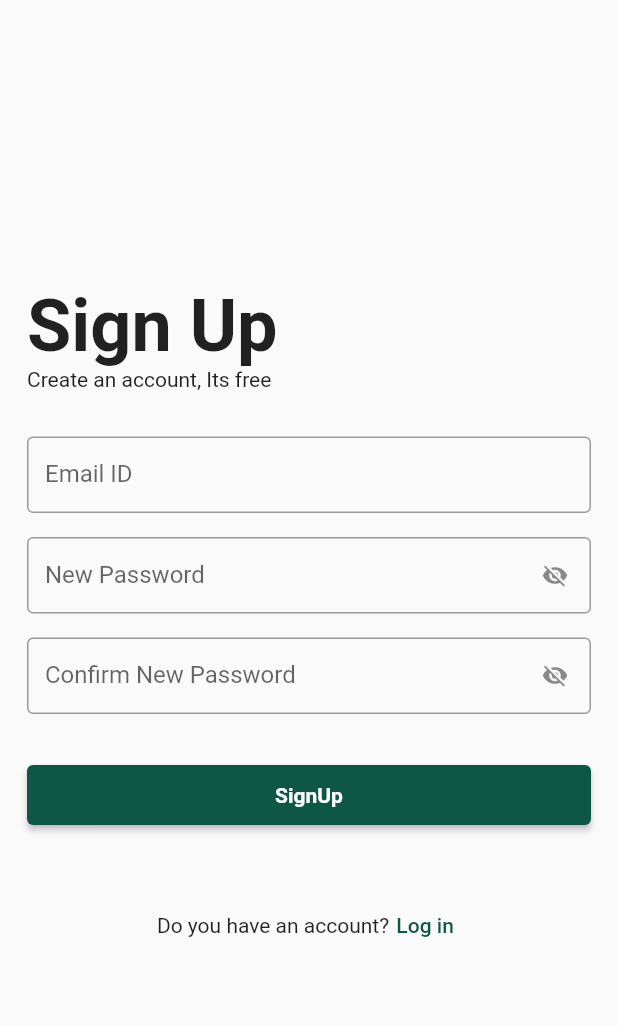
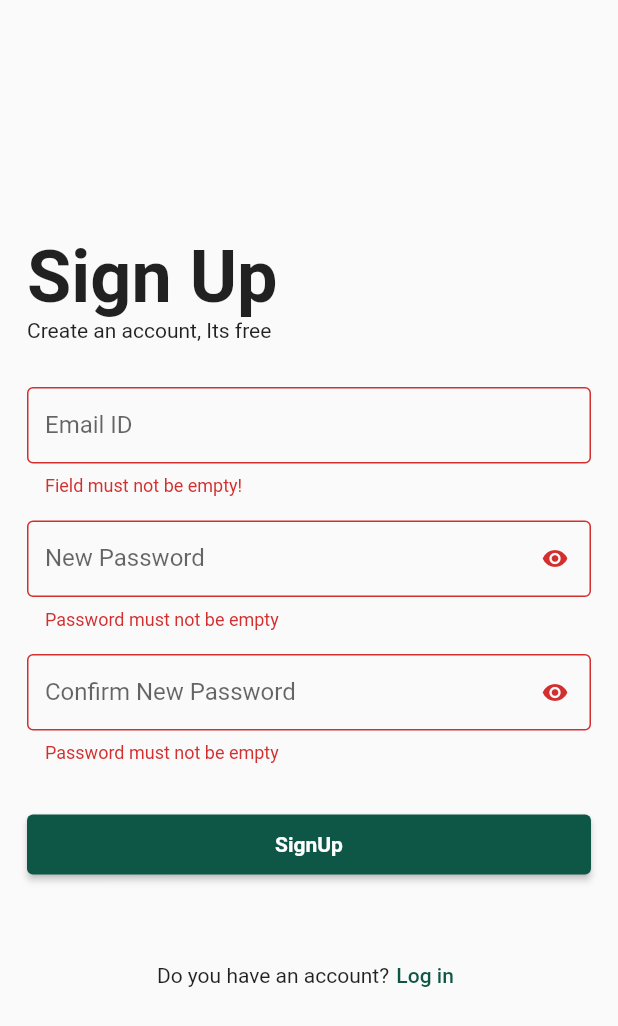
Before and after one commit to anand-a-j/login_signup_page_ui, a Flutter app: the LoginPage screen opened directly, after a tap on "Sign Up", after a tap on "SignUp", on a phone screen of 412 x 824 dp. Shown: the top 1026 px of the screen. Run offline on Flutter 3.47's test engine with Material 2 defaults, Android fonts, the phone set to English and light mode, and no system bars; our stand-ins replace google_fonts.

```diff
--- a/lib/screens/login_page.dart
+++ b/lib/screens/login_page.dart
@@ -1,9 +1,33 @@
 import 'package:flutter/material.dart';
 import 'package:google_fonts/google_fonts.dart';
+import 'package:login_signup_ui/screens/home_page.dart';
 import 'package:login_signup_ui/screens/signup_page.dart';
 
 class LoginPage extends StatelessWidget {
-  const LoginPage({super.key});
+  LoginPage({super.key});
+
+  final _nameController = TextEditingController();
+  final _passwordController = TextEditingController();
+
+  void vaildatingNameAndPassword(name, password, context) {
+    String userName = 'admin@gmail.com';
+    String password = '123456';
+    if (_nameController.text.isNotEmpty &&
+        _passwordController.text.isNotEmpty) {
+      if (userName == _nameController.text && password == _passwordController.text) {
+        Navigator.pushReplacement(
+            context, MaterialPageRoute(builder: (ctx) => const HomePage()));
+      } else {
+        ScaffoldMessenger.of(context).showSnackBar(const SnackBar(
+            content: Text('Username or password incorrect'),
+            backgroundColor: Colors.red));
+      }
+    } else {
+      ScaffoldMessenger.of(context).showSnackBar(const SnackBar(
+          content: Text('Fields must not be empty'),
+          backgroundColor: Colors.red));
+    }
+  }
 
   @override
   Widget build(BuildContext context) {
@@ -40,8 +64,9 @@ class LoginPage extends StatelessWidget {
                     const EdgeInsets.symmetric(horizontal: 18, vertical: 14),
                 child: Column(
                   children: [
-                    const TextField(
-                      decoration: InputDecoration(
+                    TextField(
+                      controller: _nameController,
+                      decoration: const InputDecoration(
                           hintText: 'Email ID',
                           labelText: 'Email ID',
                           isDense: true,
@@ -50,9 +75,10 @@ class LoginPage extends StatelessWidget {
                     const SizedBox(
                       height: 16,
                     ),
-                    const TextField(
+                    TextField(
+                      controller: _passwordController,
                       obscureText: true,
-                      decoration: InputDecoration(
+                      decoration: const InputDecoration(
                           hintText: 'Password',
                           labelText: 'Password',
                           isDense: true,
@@ -69,7 +95,10 @@ class LoginPage extends StatelessWidget {
                         backgroundColor:
                             MaterialStatePropertyAll(Color(0xff0e5746)),
                       ),
-                      onPressed: () {},
+                      onPressed: () {
+                        vaildatingNameAndPassword(
+                            _nameController, _passwordController, context);
+                      },
                       child: const Text(
                         "Login",
                         style: TextStyle(
--- a/lib/screens/login_signup_page.dart
+++ b/lib/screens/login_signup_page.dart
@@ -67,7 +67,7 @@ class LoginSignupPage extends StatelessWidget {
                     backgroundColor: MaterialStatePropertyAll(Colors.white)),
                 onPressed: () {
                   Navigator.push(context,
-                      MaterialPageRoute(builder: (ctx) => const LoginPage()));
+                      MaterialPageRoute(builder: (ctx) => LoginPage()));
                 },
                 child: const Text(
                   "Login",
--- a/lib/screens/signup_page.dart
+++ b/lib/screens/signup_page.dart
@@ -2,9 +2,19 @@ import 'package:flutter/material.dart';
 import 'package:google_fonts/google_fonts.dart';
 import 'package:login_signup_ui/screens/login_page.dart';
 
-class SignUpPage extends StatelessWidget {
+class SignUpPage extends StatefulWidget {
   const SignUpPage({super.key});
 
+  @override
+  State<SignUpPage> createState() => _SignUpPageState();
+}
+
+class _SignUpPageState extends State<SignUpPage> {
+  // To vaildate the entire form
+  final formkey = GlobalKey<FormState>();
+  var _confirmPassword;
+  bool showPassword1 = true;
+  bool showPassword2 = true;
   @override
   Widget build(BuildContext context) {
     return Scaffold(
@@ -14,8 +24,7 @@ class SignUpPage extends StatelessWidget {
           children: [
             Padding(
               padding: const EdgeInsets.only(
-                  left: 18, right: 18, top: 6, bottom: 16
-              ),
+                  left: 18, right: 18, top: 6, bottom: 16),
               child: SizedBox(
                 width: double.infinity,
                 child: Column(
@@ -37,39 +46,94 @@ class SignUpPage extends StatelessWidget {
             ),
             Padding(
               padding: const EdgeInsets.symmetric(horizontal: 18, vertical: 14),
+              child: Form(
+                key: formkey,
                 child: Column(
                   children: [
-                  const TextField(
+                    TextFormField(
                       decoration: InputDecoration(
                           hintText: 'Email ID',
                           labelText: 'Email ID',
                           isDense: true,
                           border: OutlineInputBorder()),
+                      validator: (email) {
+                        if (email!.isEmpty) {
+                          return 'Field must not be empty!';
+                        } else {
+                          if (!email.contains('@') && !email.contains('.')) {
+                            return 'Enter a valid email';
+                          }
+                        }
+                      },
                     ),
                     const SizedBox(
                       height: 16,
                     ),
-                  const TextField(
-                    obscureText: true,
+                    TextFormField(
+                      textInputAction: TextInputAction.next,
+                      obscureText: showPassword1,
                       decoration: InputDecoration(
                           hintText: 'New Password',
                           labelText: 'New Password',
                           isDense: true,
-                        suffixIcon: Icon(Icons.visibility_off),
+                          suffixIcon: IconButton(
+                              onPressed: () {
+                                setState(() {
+                                  if (showPassword1) {
+                                    showPassword1 = false;
+                                  } else {
+                                    showPassword1 = true;
+                                  }
+                                });
+                              },
+                              icon: showPassword1 == true
+                                  ? Icon(Icons.visibility)
+                                  : Icon(Icons.visibility_off)),
                           border: OutlineInputBorder()),
+                      validator: (password) {
+                        _confirmPassword = password;
+                        if (password!.isEmpty) {
+                          return 'Password must not be empty';
+                        } else {
+                          if (password.length < 6) {
+                            return 'password must be greater than 6 characters';
+                          }
+                        }
+                      },
                     ),
                     const SizedBox(
                       height: 16,
                     ),
-                  const TextField(
-                    obscureText: true,
+                    TextFormField(
+                      obscureText: showPassword2,
                       decoration: InputDecoration(
                           hintText: 'Confirm New Password',
                           labelText: 'Confirm New Password',
                           isDense: true,
-                        suffixIcon: Icon(Icons.visibility_off),
-                        border: OutlineInputBorder()
-                    ),
+                          suffixIcon: IconButton(
+                              onPressed: () {
+                                setState(() {
+                                  if (showPassword2) {
+                                    showPassword2 = false;
+                                  } else {
+                                    showPassword2 = true;
+                                  }
+                                });
+                              },
+                              icon: showPassword2 == true
+                                  ? Icon(Icons.visibility)
+                                  : Icon(Icons.visibility_off)),
+                          border: OutlineInputBorder()),
+                          textInputAction: TextInputAction.continueAction,
+                      validator: (confirmPassword) {
+                        if (confirmPassword!.isEmpty) {
+                          return 'Password must not be empty';
+                        } else {
+                          if (confirmPassword != _confirmPassword) {
+                            return 'Password did not match';
+                          }
+                        }
+                      },
                     ),
                     const SizedBox(
                       height: 30,
@@ -77,20 +141,32 @@ class SignUpPage extends StatelessWidget {
                     ElevatedButton(
                       style: const ButtonStyle(
                         minimumSize:
-                          MaterialStatePropertyAll(Size(double.infinity, 40)
-                          ),
+                            MaterialStatePropertyAll(Size(double.infinity, 40)),
                         backgroundColor:
                             MaterialStatePropertyAll(Color(0xff0e5746)),
                       ),
-                    onPressed: () {},
+                      onPressed: () {
+                        var isVaild = formkey.currentState!.validate();
+                        if (isVaild == true) {
+                          Navigator.pushReplacement(context,
+                              MaterialPageRoute(builder: (ctx) => LoginPage()));
+                          ScaffoldMessenger.of(context)
+                              .showSnackBar(const SnackBar(
+                            content: Text(
+                              'Successfully Sigin',
+                            ),
+                            backgroundColor: Colors.green,
+                          ));
+                        }
+                      },
                       child: const Text(
                         "SignUp",
                         style: TextStyle(
-                          color: Colors.white, fontWeight: FontWeight.bold
-                      ),
+                            color: Colors.white, fontWeight: FontWeight.bold),
                       ),
                     ),
                   ],
+                ),
               ),
             ),
             const SizedBox(height: 25),
@@ -103,7 +179,7 @@ class SignUpPage extends StatelessWidget {
                       padding: EdgeInsets.zero, minimumSize: Size.zero),
                   onPressed: () {
                     Navigator.pushReplacement(context,
-                        MaterialPageRoute(builder: (ctx) => const LoginPage()));
+                        MaterialPageRoute(builder: (ctx) => LoginPage()));
                   },
                   child: const Text(
                     'Log in',
```
Also changed, not shown: lib/screens/home_page.dart (added, +40 -0 lines), lib/main.dart (line endings or trailing spaces). Lines whose indentation alone changed are shown as unchanged.
